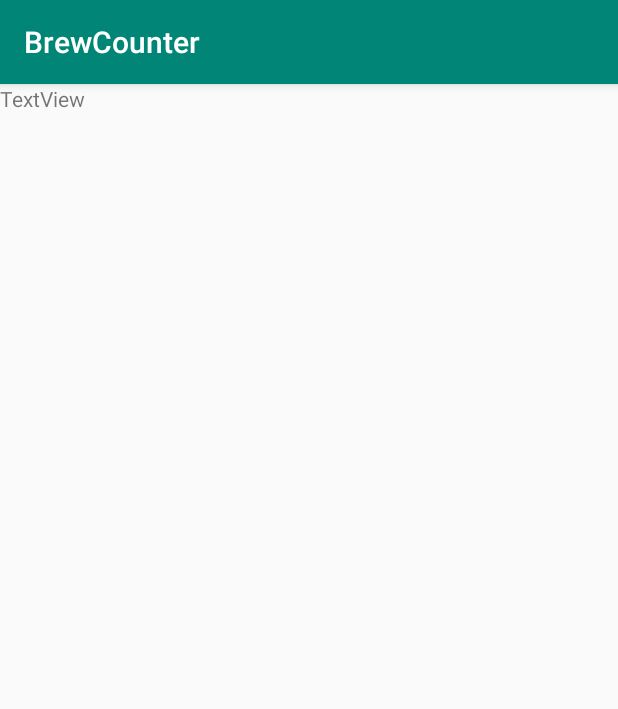
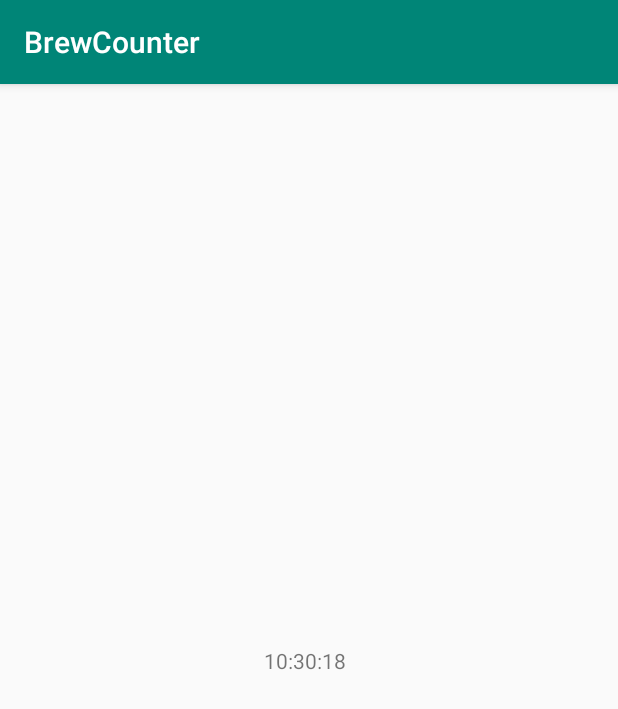
Before and after one commit to AhoiJ/BrewCounter, an Android app: the SessionMode screen opened directly, with no data from a screen before it, on a phone screen of 412 x 824 dp. Shown: the top 709 px of the screen. Run offline under Robolectric (Android 15) with nearby library versions, the phone set to English and light mode, and no system bars.

Commit message:
made new branch and started drink save stuff, ideas for implementing "questionare" for new session

```diff
--- a/app/src/main/AndroidManifest.xml
+++ b/app/src/main/AndroidManifest.xml
@@ -24,6 +24,7 @@
                 <category android:name="android.intent.category.LAUNCHER"/>
             </intent-filter>
         </activity>
+
     </application>
 
 </manifest>
--- /dev/null
+++ b/app/src/main/java/com/example/brewcounter/Drinks.kt
@@ -0,0 +1,7 @@
+package com.example.brewcounter
+
+import android.app.Application
+
+data class Drinks(var smallBeer : Int, var largeBeer : Int) {
+
+}
--- a/app/src/main/java/com/example/brewcounter/SessionMode.kt
+++ b/app/src/main/java/com/example/brewcounter/SessionMode.kt
@@ -2,11 +2,32 @@ package com.example.brewcounter
 
 import android.support.v7.app.AppCompatActivity
 import android.os.Bundle
+import kotlinx.android.synthetic.main.activity_session_mode.*
+import java.text.SimpleDateFormat
+import java.util.*
+
 
 class SessionMode : AppCompatActivity() {
 
     override fun onCreate(savedInstanceState: Bundle?) {
         super.onCreate(savedInstanceState)
         setContentView(R.layout.activity_session_mode)
+
+        // on startup get current time and check it
+        // against the time when previous session was supposed to end
+        val currentTime:String
+        currentTime = checkTime()
+        teksti.setText(currentTime)
+        // if previous session has not ended, open that session
+        // else open "questioneer" for new session
+
+
     }
+
+    fun checkTime():String{
+        val sdf = SimpleDateFormat("hh:mm:ss")
+        val currentDate = sdf.format(Date())
+        return currentDate
+    }
+
 }
--- a/app/src/main/res/layout/activity_session_mode.xml
+++ b/app/src/main/res/layout/activity_session_mode.xml
@@ -6,10 +6,12 @@
         android:layout_width="match_parent"
         android:layout_height="match_parent"
         tools:context=".SessionMode">
-
     <TextView
             android:text="TextView"
             android:layout_width="wrap_content"
-            android:layout_height="wrap_content" tools:layout_editor_absoluteY="104dp"
-            tools:layout_editor_absoluteX="75dp" android:id="@+id/textView"/>
+            android:layout_height="wrap_content"
+            android:id="@+id/teksti" android:layout_marginTop="8dp"
+            app:layout_constraintTop_toTopOf="parent" android:layout_marginBottom="8dp"
+            app:layout_constraintBottom_toBottomOf="parent" app:layout_constraintStart_toStartOf="parent"
+            android:layout_marginLeft="176dp" android:layout_marginStart="176dp"/>
 </android.support.constraint.ConstraintLayout>
--- a/build.gradle
+++ b/build.gradle
@@ -8,7 +8,7 @@ buildscript {
 
     }
     dependencies {
-        classpath 'com.android.tools.build:gradle:3.3.1'
+        classpath 'com.android.tools.build:gradle:3.3.2'
         classpath "org.jetbrains.kotlin:kotlin-gradle-plugin:$kotlin_version"
         // NOTE: Do not place your application dependencies here; they belong
         // in the individual module build.gradle files
```
